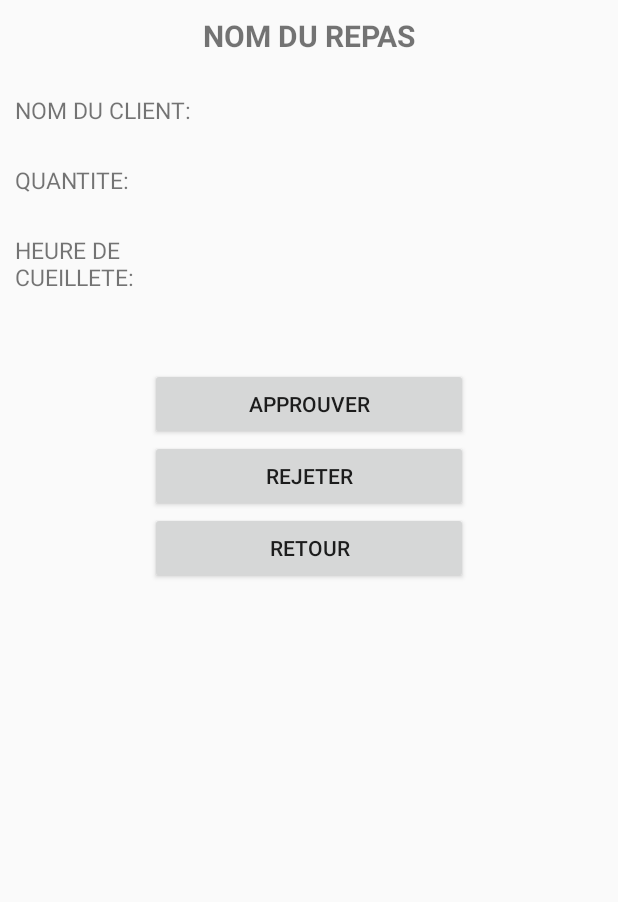
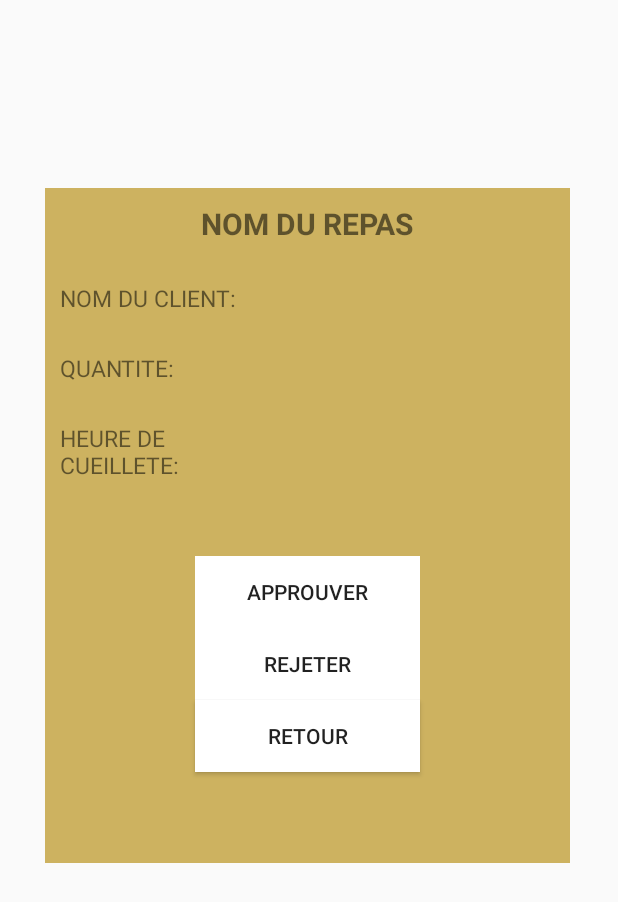
Before and after one commit to uOttawaSEGA2022/mealerGroupe15, an Android app: the PopupTraiterDemandeActivity screen opened directly, with no data from a screen before it, on a phone screen of 412 x 824 dp. Shown: the top 902 px of the screen. Run offline under Robolectric (Android 15) with nearby library versions, the phone set to English and light mode, and no system bars.

Commit message:
popup pour traiter les demandes NOTE: la page ne revient pas à "vos demandes" elle revient à "main activity cuisinier"

```diff
--- a/app/src/main/java/com/example/mealer/PopupTraiterDemandeActivity.java
+++ b/app/src/main/java/com/example/mealer/PopupTraiterDemandeActivity.java
@@ -24,15 +24,11 @@ public class PopupTraiterDemandeActivity extends AppCompatActivity {
     }
 
     public void OnRejeter(View view){
-
-
         Intent intent = new Intent(getApplicationContext(), CuisinierVosDemandesActivity.class);
         startActivityForResult(intent, 0);
     }
 
     public void OnApprouver(View view){
-
-
         Intent intent = new Intent(getApplicationContext(), CuisinierVosDemandesActivity.class);
         startActivityForResult(intent, 0);
     }
--- a/app/src/main/res/layout/activity_popup_traiter_demande.xml
+++ b/app/src/main/res/layout/activity_popup_traiter_demande.xml
@@ -2,13 +2,18 @@
 <androidx.constraintlayout.widget.ConstraintLayout xmlns:android="http://schemas.android.com/apk/res/android"
     xmlns:app="http://schemas.android.com/apk/res-auto"
     xmlns:tools="http://schemas.android.com/tools"
-    android:layout_width="match_parent"
-    android:layout_height="match_parent"
+    android:layout_width="350dp"
+    android:layout_height="450dp"
+    android:layout_marginStart="30dp"
+    android:layout_marginTop="125dp"
+    android:layout_marginEnd="30dp"
+    android:layout_marginBottom="125dp"
     tools:context=".PopupTraiterDemandeActivity">
 
     <LinearLayout
         android:layout_width="match_parent"
         android:layout_height="match_parent"
+        android:background="@color/teal_700"
         android:orientation="vertical">
 
         <LinearLayout
@@ -42,7 +47,7 @@
 
             <LinearLayout
                 android:layout_width="match_parent"
-                android:layout_height="match_parent"
+                android:layout_height="wrap_content"
                 android:orientation="horizontal">
 
                 <TextView
@@ -65,7 +70,7 @@
 
             <LinearLayout
                 android:layout_width="match_parent"
-                android:layout_height="match_parent"
+                android:layout_height="wrap_content"
                 android:orientation="horizontal">
 
                 <TextView
@@ -89,7 +94,7 @@
 
             <LinearLayout
                 android:layout_width="wrap_content"
-                android:layout_height="match_parent"
+                android:layout_height="wrap_content"
                 android:orientation="horizontal">
 
                 <TextView
@@ -125,6 +130,7 @@
                 android:id="@+id/button5"
                 android:layout_width="match_parent"
                 android:layout_height="wrap_content"
+                android:background="#FFFFFF"
                 android:onClick="OnApprouver"
                 android:text="APPROUVER"
                 app:cornerRadius="40dp" />
@@ -133,6 +139,7 @@
                 android:id="@+id/button8"
                 android:layout_width="match_parent"
                 android:layout_height="wrap_content"
+                android:background="#FFFFFF"
                 android:onClick="OnRejeter"
                 android:text="REJETER"
                 app:cornerRadius="40dp" />
@@ -144,6 +151,7 @@
             android:layout_height="wrap_content"
             android:layout_marginStart="100dp"
             android:layout_marginEnd="100dp"
+            android:background="#FFFFFF"
             android:onClick="OnBack"
             android:text="RETOUR"
             app:cornerRadius="40dp" />
```
Also changed, not shown: app/src/main/java/com/example/mealer/CuisinierVosDemandesActivity.java (+24 -1 lines).
